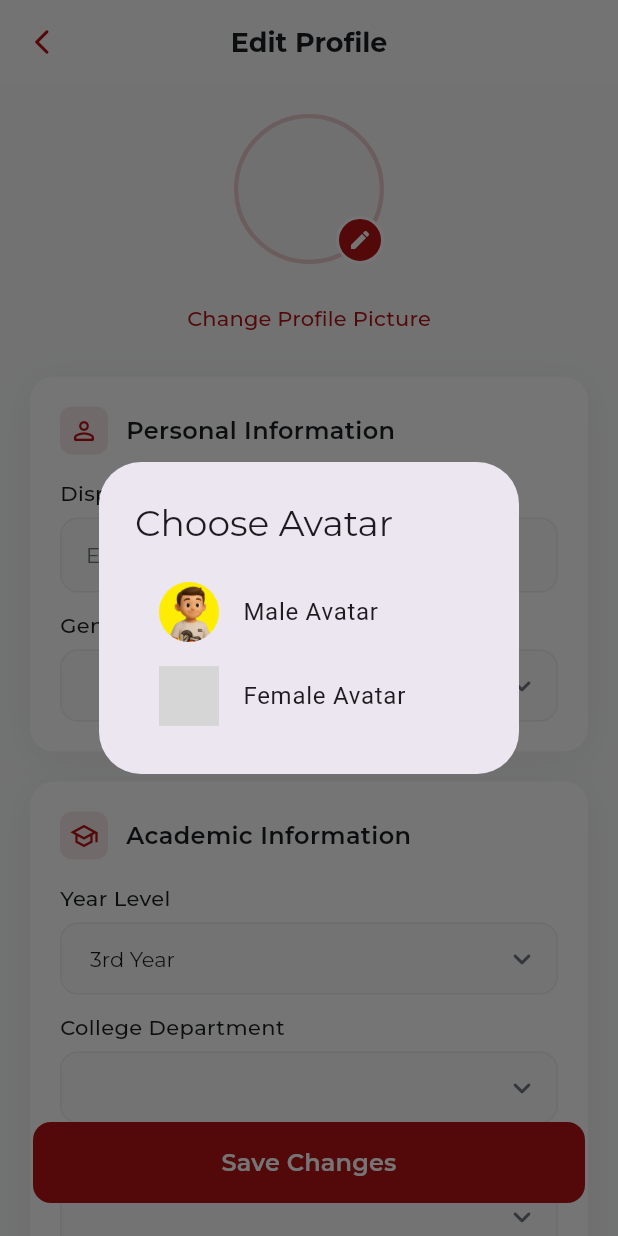
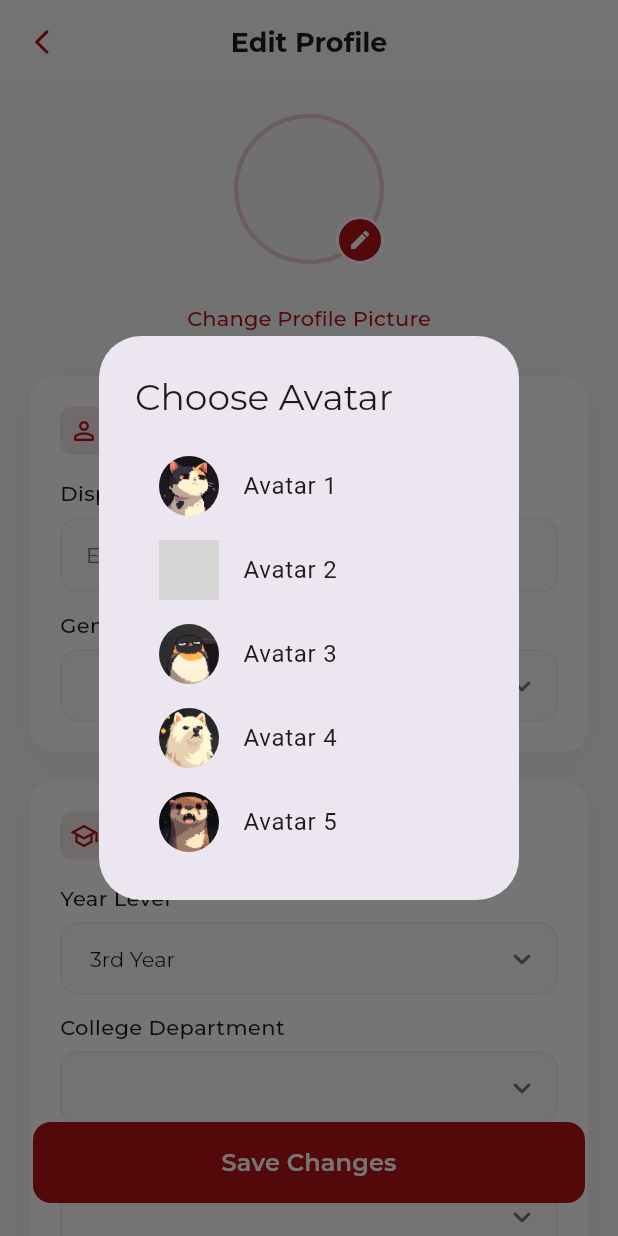
Before and after one commit to partoza/UniMind, a Flutter app: the EditProfilePage screen opened directly, after a tap on "Change Profile Picture", on a phone screen of 412 x 824 dp. Run offline on Flutter 3.47's test engine with Material 3 defaults, Android fonts, the light colour scheme and no system bars; our stand-ins replace cloud_firestore, dropdown_button2, firebase_auth, firebase_core, flutter_svg, google_fonts and 4 more; missing offline and left inert: mobile_scanner; accounts and stored records are empty; grey boxes are pictures that could not be loaded.

Commit message:
slight profile update

```diff
--- a/lib/views/profile/edit_profile.dart
+++ b/lib/views/profile/edit_profile.dart
@@ -546,24 +546,60 @@ class _EditProfilePageState extends State<EditProfilePage> {
           children: [
             ListTile(
               leading: CircleAvatar(
-                backgroundImage: AssetImage("assets/cce_male.jpg"),
+                backgroundImage: AssetImage("assets/avatar1.jpg"),
               ),
-              title: Text("Male Avatar"),
+              title: Text("Avatar 1"),
               onTap: () {
                 setState(() {
-                  avatarPath = "assets/cce_male.jpg";
+                  avatarPath = "assets/avatar1.jpg";
                 });
                 Navigator.of(context).pop();
               },
             ),
             ListTile(
               leading: CircleAvatar(
-                backgroundImage: AssetImage("assets/cce_female.jpg"),
+                backgroundImage: AssetImage("assets/avatar2.jpg"),
               ),
-              title: Text("Female Avatar"),
+              title: Text("Avatar 2"),
               onTap: () {
                 setState(() {
-                  avatarPath = "assets/cce_female.jpg";
+                  avatarPath = "assets/avatar2.jpg";
+                });
+                Navigator.of(context).pop();
+              },
+            ),
+            ListTile(
+              leading: CircleAvatar(
+                backgroundImage: AssetImage("assets/avatar3.jpg"),
+              ),
+              title: Text("Avatar 3"),
+              onTap: () {
+                setState(() {
+                  avatarPath = "assets/avatar3.jpg";
+                });
+                Navigator.of(context).pop();
+              },
+            ),
+            ListTile(
+              leading: CircleAvatar(
+                backgroundImage: AssetImage("assets/avatar4.jpg"),
+              ),
+              title: Text("Avatar 4"),
+              onTap: () {
+                setState(() {
+                  avatarPath = "assets/avatar4.jpg";
+                });
+                Navigator.of(context).pop();
+              },
+            ),
+            ListTile(
+              leading: CircleAvatar(
+                backgroundImage: AssetImage("assets/avatar5.jpg"),
+              ),
+              title: Text("Avatar 5"),
+              onTap: () {
+                setState(() {
+                  avatarPath = "assets/avatar5.jpg";
                 });
                 Navigator.of(context).pop();
               },
```
Also changed, not shown: lib/views/profile/qr_scanner_page.dart (+0 -18 lines).
